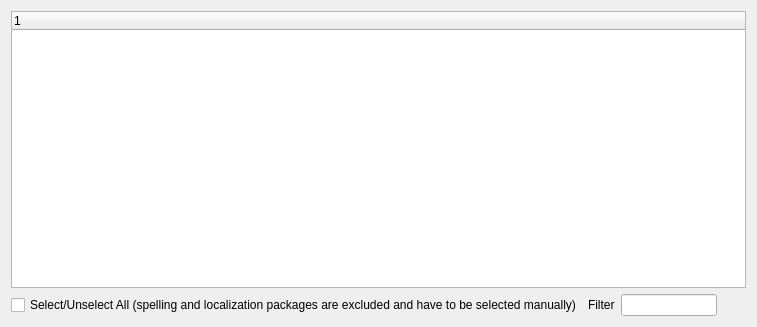
This is gui/enduserpackageselectorpage.ui in KDE/kdewin-installer as Qt 5 draws it before an edit. The edited form follows.
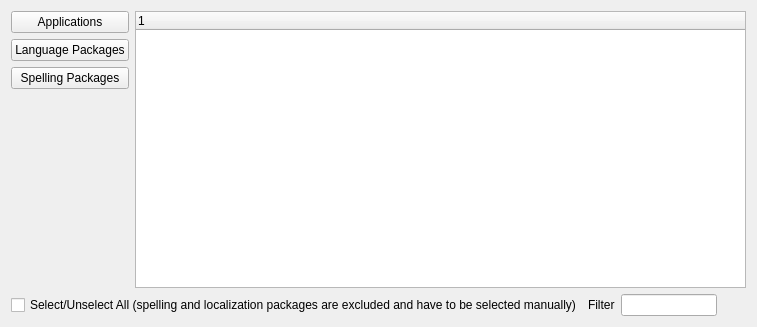
This is the edited form.

Commit message: splitted packages into a application, a language package and and a spelling view

Patch:
```diff
--- a/gui/enduserpackageselectorpage.ui
+++ b/gui/enduserpackageselectorpage.ui
@@ -16,8 +16,48 @@
   <property name="statusTip">
    <string>Please select the packages you would like to install.</string>
   </property>
+  <layout class="QGridLayout" name="gridLayout">
+   <item row="0" column="0">
+    <layout class="QHBoxLayout" name="horizontalLayout_3">
+     <item>
   <layout class="QVBoxLayout" name="verticalLayout">
    <item>
+        <widget class="QPushButton" name="applicationPackageButton">
+         <property name="text">
+          <string>Applications</string>
+         </property>
+        </widget>
+       </item>
+       <item>
+        <widget class="QPushButton" name="languagePackageButton">
+         <property name="text">
+          <string>Language Packages</string>
+         </property>
+        </widget>
+       </item>
+       <item>
+        <widget class="QPushButton" name="spellingPackageButton">
+         <property name="text">
+          <string>Spelling Packages</string>
+         </property>
+        </widget>
+       </item>
+       <item>
+        <spacer name="verticalSpacer">
+         <property name="orientation">
+          <enum>Qt::Vertical</enum>
+         </property>
+         <property name="sizeHint" stdset="0">
+          <size>
+           <width>20</width>
+           <height>40</height>
+          </size>
+         </property>
+        </spacer>
+       </item>
+      </layout>
+     </item>
+     <item>
     <widget class="QTreeWidget" name="packageList">
      <property name="sizePolicy">
       <sizepolicy hsizetype="Expanding" vsizetype="Expanding">
@@ -32,7 +72,9 @@
      </column>
     </widget>
    </item>
-   <item>
+    </layout>
+   </item>
+   <item row="1" column="0">
     <layout class="QHBoxLayout" name="horizontalLayout_2">
      <item>
       <widget class="QCheckBox" name="selectAllCheckBox">
```
Lines whose indentation alone changed are shown as unchanged. The commit also changes 2 other files.
